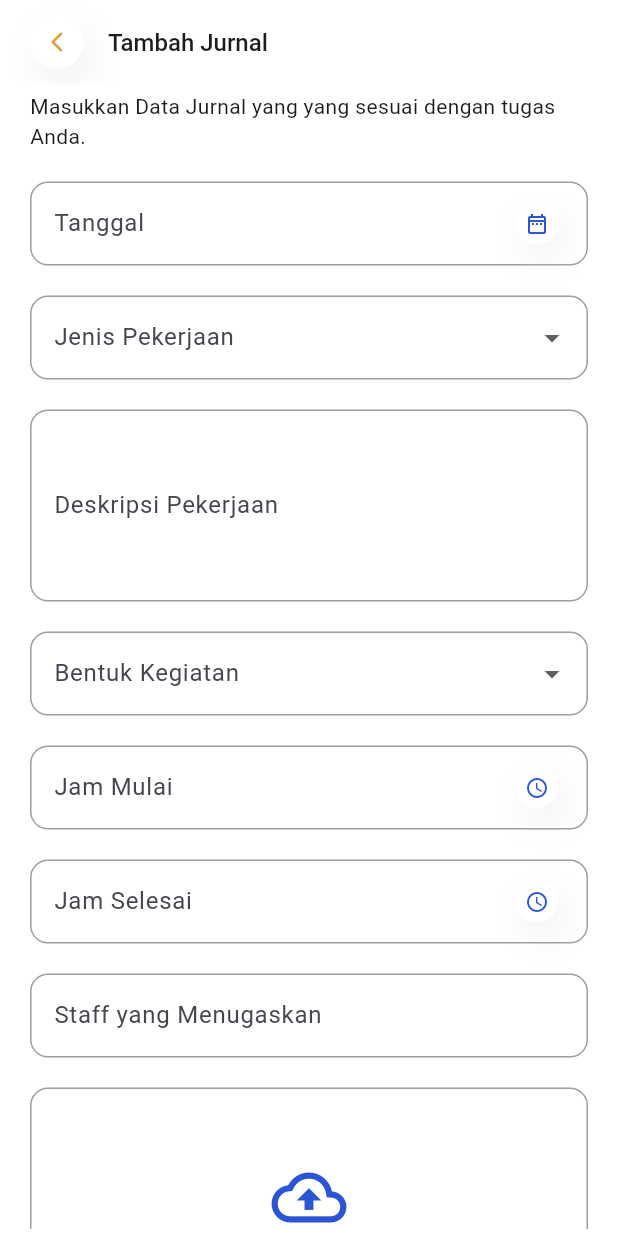
After one commit to Tim-Situ/simpkl-mobile, a Flutter app: the CreateJournalPage screen opened directly, on a phone screen of 412 x 824 dp. The commit adds this screen. Run offline on Flutter 3.47's test engine with Material 3 defaults, Android fonts, the phone set to English and light mode, and no system bars; our stand-ins replace image_picker.

Commit message:
add: create_journal_page

```diff
--- a/lib/main.dart
+++ b/lib/main.dart
@@ -24,7 +24,7 @@ class MyApp extends StatelessWidget {
       theme: ThemeData(
         scaffoldBackgroundColor: Colors.white, // Set background
       ),
-      home: logIn(),
+      home: WellcomePage1(),
     );
   }
 }
@@ -43,7 +43,7 @@ class _MyHomePageState extends State<MyHomePage> {
     const Center(child: Text('Home Page')),
     const JurnalPage(),
     const PresencePage(),
-    const Center(child: Text('Nilai Page')),
+    const NilaiAkhir(),
     const Center(child: Text('Profile Page')),
   ];
 
--- /dev/null
+++ b/lib/pages/create_journal_page.dart
@@ -0,0 +1,401 @@
+import 'dart:io';
+
+import 'package:flutter/material.dart';
+import 'package:flutter/widgets.dart';
+import 'package:intl/intl.dart';
+import 'package:simpkl_mobile/contstants/colors.dart';
+import 'package:image_picker/image_picker.dart';
+
+class CreateJournalPage extends StatefulWidget {
+  const CreateJournalPage({super.key});
+
+  @override
+  State<StatefulWidget> createState() => _CreateJournalPageState();
+}
+
+class _CreateJournalPageState extends State<CreateJournalPage> {
+  File? _image;
+
+  List<String> dataJenisPekerjaan = <String>['Sesuai Kompetensi Keahlian', 'Pekerjaan Lain'];
+  List<String> dataBentukKegiatan = <String>['Mandiri', 'Bimbingan', 'Ditugaskan', 'Inisiatif'];
+
+  TextEditingController _dateController = TextEditingController();
+  TextEditingController _startTimeController = TextEditingController();
+  TextEditingController _endTimeController = TextEditingController();
+
+  final ImagePicker _picker = ImagePicker();
+
+  Future<void> _selectDate(BuildContext context) async {
+    DateTime? pickedDate = await showDatePicker(
+      context: context,
+      initialDate: DateTime.now(),
+      firstDate: DateTime(2000), // Batasan tanggal awal
+      lastDate: DateTime(2100), // Batasan tanggal akhir
+    );
+
+    if (pickedDate != null) {
+      setState(() {
+        _dateController.text = "${pickedDate.day}/${pickedDate.month}/${pickedDate.year}"; // Format tanggal yang diinginkan
+      });
+    }
+  }
+
+  Future<void> _selectStartTime(BuildContext context) async {
+    TimeOfDay? pickedTime = await showTimePicker(
+      context: context,
+      initialTime: TimeOfDay.now(), // Waktu default adalah waktu saat ini
+    );
+
+    if (pickedTime != null) {
+      setState(() {
+        // Format waktu dalam jam dan menit (misalnya: 14:30)
+        _startTimeController.text = pickedTime.format(context);
+      });
+    }
+  }
+
+  Future<void> _selectEndTime(BuildContext context) async {
+    TimeOfDay? pickedTime = await showTimePicker(
+      context: context,
+      initialTime: TimeOfDay.now(), // Waktu default adalah waktu saat ini
+    );
+
+    if (pickedTime != null) {
+      setState(() {
+        // Format waktu dalam jam dan menit (misalnya: 14:30)
+        _endTimeController.text = pickedTime.format(context);
+      });
+    }
+  }
+
+  Future<void> _pickImage() async {
+    try {
+      final XFile? pickedFile = await _picker.pickImage(source: ImageSource.gallery);
+      if (pickedFile != null) {
+        setState(() {
+          _image = File(pickedFile.path);
+        });
+      } else {
+        print("No image selected.");
+      }
+    } catch (e) {
+      print("Error picking image: $e");
+    }
+  }
+
+  @override
+  Widget build(BuildContext context) {
+    return Scaffold(
+      appBar: AppBar(
+        leading: GestureDetector(
+          onTap: () {
+            Navigator.pop(context);
+          },
+          child: Padding(
+            padding: const EdgeInsets.only(left: 20, top: 10, bottom: 10),
+            child: Container(
+              decoration: BoxDecoration(
+                color: Colors.white,
+                borderRadius: BorderRadius.all(Radius.circular(50)),
+                boxShadow: [
+                  BoxShadow(
+                    color: Color(0xFFD3D1D8).withOpacity(0.3),
+                    offset: Offset(5, 10),
+                    blurRadius: 20,
+                  ),
+                ],
+              ),
+              child: const Icon(
+                Icons.arrow_back_ios_new_rounded,
+                color: SimpklColor.darkYellow,
+                size: 16,
+              ),
+            ),
+          ),
+        ),
+        title: const Text(
+          "Tambah Jurnal",
+          style: TextStyle(
+            fontSize: 16,
+            fontWeight: FontWeight.w500
+          ),
+        ),
+        backgroundColor: Colors.transparent, // Menghapus warna latar belakang
+        elevation: 0,
+      ),
+      body: Padding(
+        padding: EdgeInsets.symmetric(horizontal: 20, vertical: 5),
+        child: SingleChildScrollView(
+          child: Column(
+            children: [
+              const Text(
+                "Masukkan Data Jurnal yang yang sesuai dengan tugas Anda."
+              ),
+              SizedBox(height: 10,),
+              Container(
+                margin: EdgeInsets.symmetric(vertical: 10),
+                child: TextFormField(
+                  controller: _dateController, // Mengontrol teks dalam TextFormField
+                  readOnly: true, // Membuat field hanya bisa dibuka, tidak bisa diketik manual
+                  onTap: () async {
+                    _selectDate(context); // Memunculkan date picker saat field di-tap
+                  },
+                  decoration: InputDecoration(
+                    labelText: 'Tanggal',
+                    border: OutlineInputBorder(
+                      borderRadius: BorderRadius.circular(12),
+                    ),
+                    enabledBorder: OutlineInputBorder(
+                      borderSide: const BorderSide(color: Colors.grey), // Border warna grey saat normal
+                      borderRadius: BorderRadius.circular(12),
+                    ),
+                    suffixIcon: Padding(
+                      padding: const EdgeInsets.only(right: 20, top: 10, bottom: 10),
+                      child: Container(
+                        decoration: BoxDecoration(
+                          color: Colors.white,
+                          borderRadius: BorderRadius.all(Radius.circular(50)),
+                          boxShadow: [
+                            BoxShadow(
+                              color: Color(0xFFD3D1D8).withOpacity(0.3),
+                              offset: Offset(5, 10),
+                              blurRadius: 20,
+                            ),
+                          ],
+                        ),
+                        child: const Icon(
+                          Icons.date_range_outlined,
+                          color: SimpklColor.darkBlue,
+                          size: 16,
+                        ),
+                      ),
+                    ),
+                  ),
+                ),
+              ),
+              Container(
+                margin: EdgeInsets.symmetric(vertical: 10),
+                child: DropdownButtonFormField<String>(
+                  decoration: InputDecoration(
+                    labelText: 'Jenis Pekerjaan', // Label dropdown sama dengan TextFormField
+                    border: OutlineInputBorder(
+                      borderRadius: BorderRadius.circular(12),
+                    ),
+                    enabledBorder: OutlineInputBorder(
+                      borderSide: const BorderSide(color: Colors.grey), // Border warna grey saat normal
+                      borderRadius: BorderRadius.circular(12),
+                    ),
+                  ),
+                  value: null,
+                  onChanged: (String? value) {},
+                  items: dataJenisPekerjaan.map<DropdownMenuItem<String>>((String value) {
+                    return DropdownMenuItem<String>(
+                      value: value,
+                      child: Text(value),
+                    );
+                  }).toList(),
+                ),
+              ),
+              Container(
+                margin: EdgeInsets.symmetric(vertical: 10),
+                child: TextFormField(
+                  maxLines: null,
+                  minLines: 4,
+                  decoration: InputDecoration(
+                    labelText: 'Deskripsi Pekerjaan',
+                    border: OutlineInputBorder(
+                      borderRadius: BorderRadius.circular(12),
+                    ),
+                    enabledBorder: OutlineInputBorder(
+                      borderSide: const BorderSide(color: Colors.grey), // Border warna grey saat normal
+                      borderRadius: BorderRadius.circular(12),
+                    ),
+                  ),
+                ),
+              ),
+              Container(
+                margin: EdgeInsets.symmetric(vertical: 10),
+                child: DropdownButtonFormField<String>(
+                  decoration: InputDecoration(
+                    labelText: 'Bentuk Kegiatan', // Label dropdown sama dengan TextFormField
+                    border: OutlineInputBorder(
+                      borderRadius: BorderRadius.circular(12),
+                    ),
+                    enabledBorder: OutlineInputBorder(
+                      borderSide: const BorderSide(color: Colors.grey), // Border warna grey saat normal
+                      borderRadius: BorderRadius.circular(12),
+                    ),
+                  ),
+                  value: null,
+                  onChanged: (String? value) {},
+                  items: dataBentukKegiatan.map<DropdownMenuItem<String>>((String value) {
+                    return DropdownMenuItem<String>(
+                      value: value,
+                      child: Text(value),
+                    );
+                  }).toList(),
+                ),
+              ),
+              Container(
+                margin: EdgeInsets.symmetric(vertical: 10),
+                child: TextFormField(
+                  controller: _startTimeController, // Mengontrol teks dalam TextFormField
+                  readOnly: true, // Membuat field hanya bisa dibuka, tidak bisa diketik manual
+                  onTap: () async {
+                    _selectStartTime(context); // Memunculkan time picker saat field di-tap
+                  },
+                  decoration: InputDecoration(
+                    labelText: 'Jam Mulai',
+                    border: OutlineInputBorder(
+                      borderRadius: BorderRadius.circular(12),
+                    ),
+                    enabledBorder: OutlineInputBorder(
+                      borderSide: const BorderSide(color: Colors.grey), // Border warna grey saat normal
+                      borderRadius: BorderRadius.circular(12),
+                    ),
+                    suffixIcon: Padding(
+                      padding: const EdgeInsets.only(right: 20, top: 10, bottom: 10),
+                      child: Container(
+                        decoration: BoxDecoration(
+                          color: Colors.white,
+                          borderRadius: BorderRadius.all(Radius.circular(50)),
+                          boxShadow: [
+                            BoxShadow(
+                              color: Color(0xFFD3D1D8).withOpacity(0.3),
+                              offset: Offset(5, 10),
+                              blurRadius: 20,
+                            ),
+                          ],
+                        ),
+                        child: const Icon(
+                          Icons.access_time_outlined, // Mengganti ikon menjadi ikon jam
+                          color: SimpklColor.darkBlue,
+                          size: 16,
+                        ),
+                      ),
+                    ),
+                  ),
+                ),
+              ),
+              Container(
+                margin: EdgeInsets.symmetric(vertical: 10),
+                child: TextFormField(
+                  controller: _endTimeController, // Mengontrol teks dalam TextFormField
+                  readOnly: true, // Membuat field hanya bisa dibuka, tidak bisa diketik manual
+                  onTap: () async {
+                    _selectEndTime(context); // Memunculkan time picker saat field di-tap
+                  },
+                  decoration: InputDecoration(
+                    labelText: 'Jam Selesai',
+                    border: OutlineInputBorder(
+                      borderRadius: BorderRadius.circular(12),
+                    ),
+                    enabledBorder: OutlineInputBorder(
+                      borderSide: const BorderSide(color: Colors.grey), // Border warna grey saat normal
+                      borderRadius: BorderRadius.circular(12),
+                    ),
+                    suffixIcon: Padding(
+                      padding: const EdgeInsets.only(right: 20, top: 10, bottom: 10),
+                      child: Container(
+                        decoration: BoxDecoration(
+                          color: Colors.white,
+                          borderRadius: BorderRadius.all(Radius.circular(50)),
+                          boxShadow: [
+                            BoxShadow(
+                              color: Color(0xFFD3D1D8).withOpacity(0.3),
+                              offset: Offset(5, 10),
+                              blurRadius: 20,
+                            ),
+                          ],
+                        ),
+                        child: const Icon(
+                          Icons.access_time_outlined, // Mengganti ikon menjadi ikon jam
+                          color: SimpklColor.darkBlue,
+                          size: 16,
+                        ),
+                      ),
+                    ),
+                  ),
+                ),
+              ),
+              Container(
+                margin: EdgeInsets.symmetric(vertical: 10),
+                child: TextFormField(
+                  decoration: InputDecoration(
+                    labelText: 'Staff yang Menugaskan',
+                    border: OutlineInputBorder(
+                      borderRadius: BorderRadius.circular(12),
+                    ),
+                    enabledBorder: OutlineInputBorder(
+                      borderSide: const BorderSide(color: Colors.grey), // Border warna grey saat normal
+                      borderRadius: BorderRadius.circular(12),
+                    ),
+                  ),
+                ),
+              ),
+              Container(
+                margin: EdgeInsets.symmetric(vertical: 10),
+                height: 200,
+                width: double.infinity,
+                decoration: BoxDecoration(
+                  borderRadius: BorderRadius.circular(12),
+                  border: Border.all(color: Colors.grey),
+                ),
+                child: InkWell(
+                  onTap: _pickImage,
+                  child: Center(
+                    child: _image == null
+                        ? Column(
+                            mainAxisAlignment: MainAxisAlignment.center,
+                            children: [
+                              Icon(Icons.cloud_upload_outlined, size: 50, color: SimpklColor.darkBlue),
+                              SizedBox(height: 10),
+                              Text(
+                                'Click to upload',
+                                style: TextStyle(fontSize: 16, fontWeight: FontWeight.bold),
+                              ),
+                              Text(
+                                'choose your photo from your file',
+                                style: TextStyle(fontSize: 14, color: Colors.grey),
+                              ),
+                            ],
+                          )
+                        : Image.file(_image!, fit: BoxFit.cover),
+                  ),
+                ),
+              ),
+              SizedBox(height: 10,),
+              InkWell(
+                onTap: (){},
+                borderRadius: BorderRadius.all(Radius.circular(50)),
+                child: Ink(
+                  width: MediaQuery.of(context).size.width,
+                  decoration: BoxDecoration(
+                    borderRadius: BorderRadius.all(Radius.circular(50)),
+                    color: SimpklColor.darkBlue,
+                  ),
+                  child: Padding(
+                    padding: const EdgeInsets.all(18.0),
+                    child: Center(
+                      child: Text(
+                        "Submit Jurnal",
+                        style: TextStyle(
+                          color: Colors.white,
+                          fontWeight: FontWeight.w500,
+                          fontSize: 15
+                        ),
+                      ),
+                    ),
+                  ),
+                ),
+              ),
+              SizedBox(
+                height: 50,
+              )
+            ],
+          ),
+        ),
+      ),
+    );
+  }
+}
--- a/lib/pages/jurnal_page.dart
+++ b/lib/pages/jurnal_page.dart
@@ -3,6 +3,7 @@ import 'package:intl/intl.dart';
 import 'package:simpkl_mobile/components/JournalCard.dart';
 
 import 'package:simpkl_mobile/contstants/colors.dart';
+import 'package:simpkl_mobile/pages/create_journal_page.dart';
 import 'package:simpkl_mobile/pages/detail_jurnal_page.dart';
 
 class JurnalPage extends StatefulWidget {
@@ -159,7 +160,12 @@ class _JurnalPageState extends State<JurnalPage> {
           ],
         ),
         child: FloatingActionButton(
-          onPressed: () {},
+          onPressed: () {
+            Navigator.push(
+              context,
+              MaterialPageRoute(builder: (context) => CreateJournalPage()),
+            );
+          },
           backgroundColor: Colors.white,
           child: const Icon(
             Icons.add,
--- a/lib/pages/nilaiAkhir.dart
+++ b/lib/pages/nilaiAkhir.dart
@@ -12,11 +12,16 @@ class NilaiAkhir extends StatefulWidget {
 class _NilaiAkhirState extends State<NilaiAkhir> {
   @override
   Widget build(BuildContext context) {
+
+    // Mendapatkan ukuran layar
+    final size = MediaQuery.of(context).size;
+
     return Scaffold(
       body: SafeArea(
         bottom: false,
         child: Padding(
           padding: const EdgeInsets.all(16.0),
+          child: SingleChildScrollView(
             child: Column(
               crossAxisAlignment: CrossAxisAlignment.start,
               children: [
@@ -27,8 +32,7 @@ class _NilaiAkhirState extends State<NilaiAkhir> {
                   mainAxisAlignment: MainAxisAlignment.spaceBetween,
                   children: [
                     // Kontainer untuk teks "Nilai Akhir" dan deskripsinya
-                  Container(
-                    width: 300,
+                    Expanded(
                       child: Column(
                         crossAxisAlignment: CrossAxisAlignment.start,
                         children: const [
@@ -106,6 +110,7 @@ class _NilaiAkhirState extends State<NilaiAkhir> {
                   },
                 ),
               ],
+            ),
           ),
         ),
       ),
--- a/pubspec.yaml
+++ b/pubspec.yaml
@@ -32,6 +32,7 @@ dependencies:
   flutter:
     sdk: flutter
   intl: ^0.19.0
+  image_picker: ^1.1.2
 
 dev_dependencies:
 
```
Also changed, not shown: pubspec.lock, 16 other files. Lines whose indentation alone changed are shown as unchanged.
